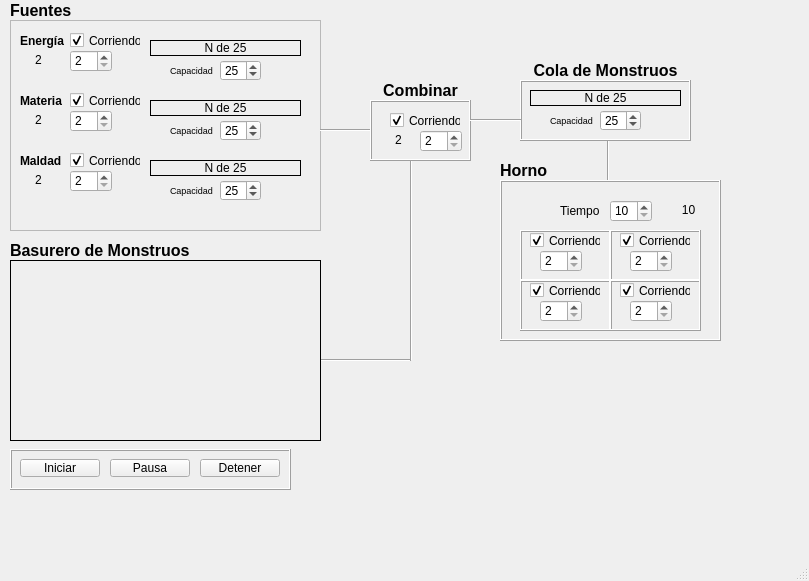
Qt form EstructurasDeDatos(cpp)/MonsterFactoryProject2024130345/mainwindow.ui (Ale083/ProyectosTEC) before a commit.
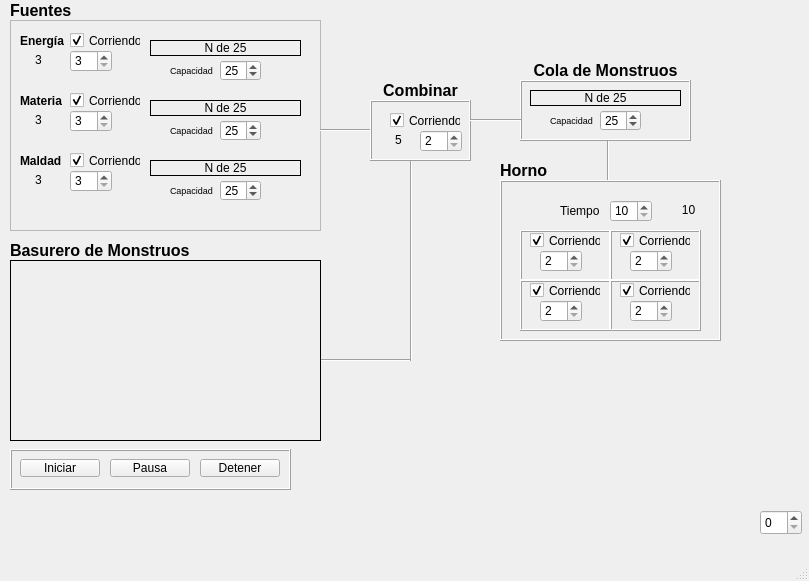
The same form after that commit.

```diff
--- a/EstructurasDeDatos(cpp)/MonsterFactoryProject2024130345/mainwindow.ui
+++ b/EstructurasDeDatos(cpp)/MonsterFactoryProject2024130345/mainwindow.ui
@@ -45,7 +45,7 @@
       </rect>
      </property>
      <property name="minimum">
-      <number>2</number>
+      <number>3</number>
      </property>
      <property name="maximum">
       <number>20</number>
@@ -64,7 +64,7 @@
       </rect>
      </property>
      <property name="minimum">
-      <number>2</number>
+      <number>3</number>
      </property>
      <property name="maximum">
       <number>20</number>
@@ -286,7 +286,7 @@
       </rect>
      </property>
      <property name="text">
-      <string>2</string>
+      <string>3</string>
      </property>
      <property name="textFormat">
       <enum>Qt::TextFormat::RichText</enum>
@@ -326,7 +326,7 @@
       </rect>
      </property>
      <property name="minimum">
-      <number>2</number>
+      <number>3</number>
      </property>
      <property name="maximum">
       <number>20</number>
@@ -342,7 +342,7 @@
       </rect>
      </property>
      <property name="text">
-      <string>2</string>
+      <string>3</string>
      </property>
      <property name="textFormat">
       <enum>Qt::TextFormat::RichText</enum>
@@ -361,7 +361,7 @@
       </rect>
      </property>
      <property name="text">
-      <string>2</string>
+      <string>3</string>
      </property>
      <property name="textFormat">
       <enum>Qt::TextFormat::RichText</enum>
@@ -554,7 +554,7 @@
       </rect>
      </property>
      <property name="text">
-      <string>2</string>
+      <string>5</string>
      </property>
      <property name="textFormat">
       <enum>Qt::TextFormat::RichText</enum>
@@ -1133,6 +1133,16 @@
      </property>
     </widget>
    </widget>
+   <widget class="QSpinBox" name="spinBox">
+    <property name="geometry">
+     <rect>
+      <x>760</x>
+      <y>510</y>
+      <width>42</width>
+      <height>25</height>
+     </rect>
+    </property>
+   </widget>
   </widget>
   <widget class="QMenuBar" name="menubar">
    <property name="geometry">
```
Left out of the diff: 10 changed lines with no effect on the pictures.
